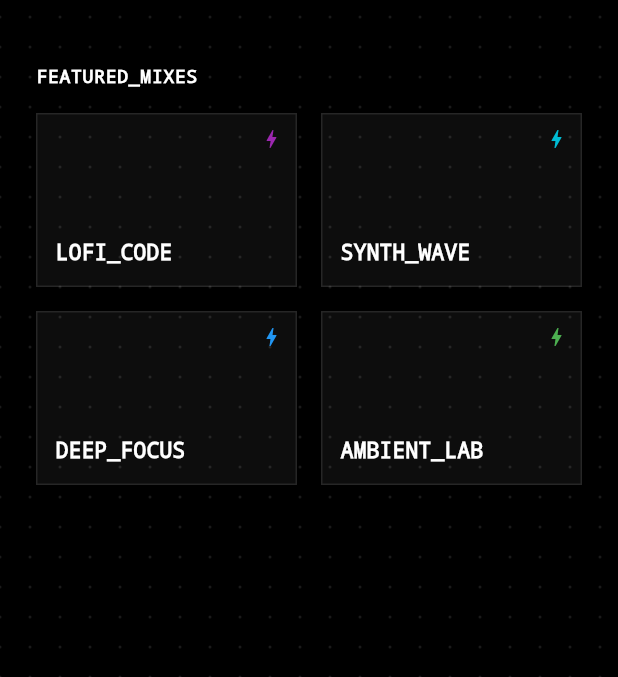
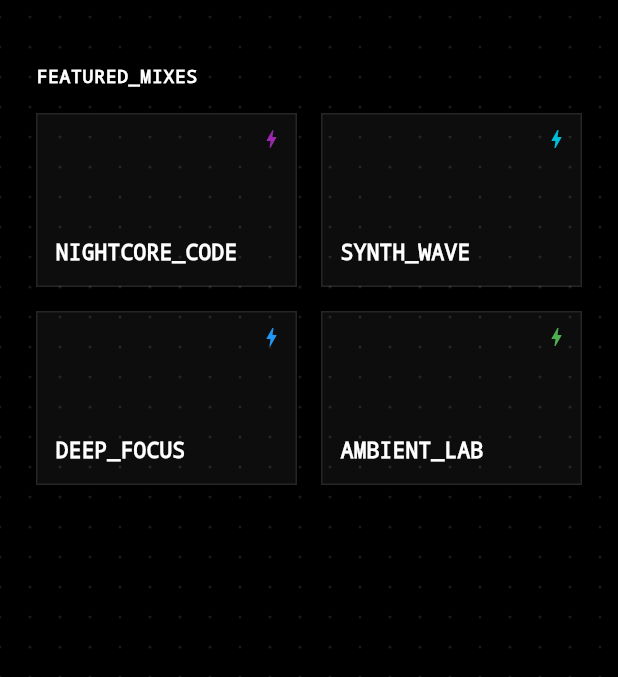
Before and after one commit to TG12r/nebula, a Flutter app: the screen it shows once a user with an empty profile is signed in, on a phone screen of 412 x 824 dp, the part 103-780 px from its top. Run offline on Flutter 3.47's test engine with Material 3 defaults, Android fonts, the phone set to English and light mode, and no system bars; our stand-ins replace audio_service, dio, envied, flutter_local_notifications, font_awesome_flutter, hive_flutter and 5 more; missing offline and left inert: audio_session, just_audio_media_kit, version, youtube_explode_dart; accounts and stored records are empty; generated files the repository leaves out were written again; network calls fail.

Commit message:
Increased buffer size in linux
-Increased to 8MB to prevent stuttering
-Nightcore GOOOOOOOOOOOD

```diff
--- a/lib/features/home/presentation/screens/home_feed_screen.dart
+++ b/lib/features/home/presentation/screens/home_feed_screen.dart
@@ -74,9 +74,9 @@ class HomeFeedScreen extends StatelessWidget {
               children: [
                 _buildMixCard(
                   context,
-                  'LOFI_CODE',
+                  'NIGHTCORE_CODE',
                   Colors.purple,
-                  'lofi hip hop radio',
+                  'nightcore mix',
                 ),
                 _buildMixCard(
                   context,
--- a/lib/main.dart
+++ b/lib/main.dart
@@ -34,8 +34,10 @@ import 'dart:io'; // Added for Platform check
 Future<void> main() async {
   WidgetsFlutterBinding.ensureInitialized();
 
-  // Initialize MediaKit ONLY on Linux (Windows uses just_audio_windows)
+  // Initialize MediaKit ONLY on Linux
   if (Platform.isLinux) {
+    // Increase buffer size to 8MB to prevent stuttering
+    JustAudioMediaKit.bufferSize = 8 * 1024 * 1024;
     JustAudioMediaKit.ensureInitialized();
   }
 
```
